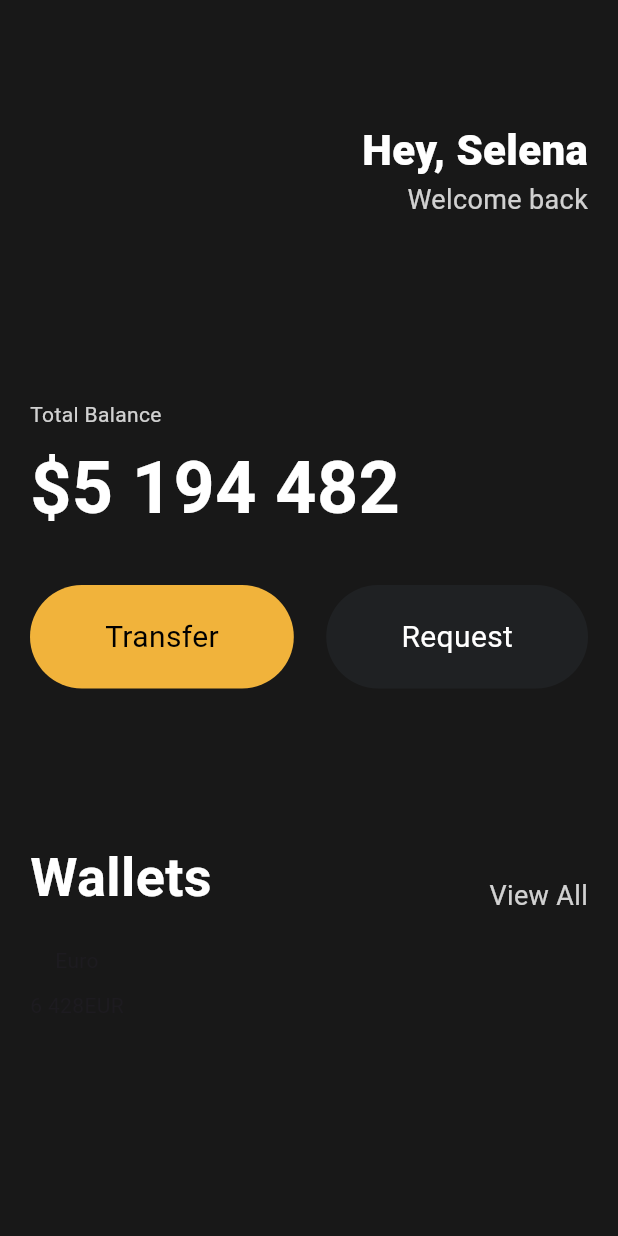
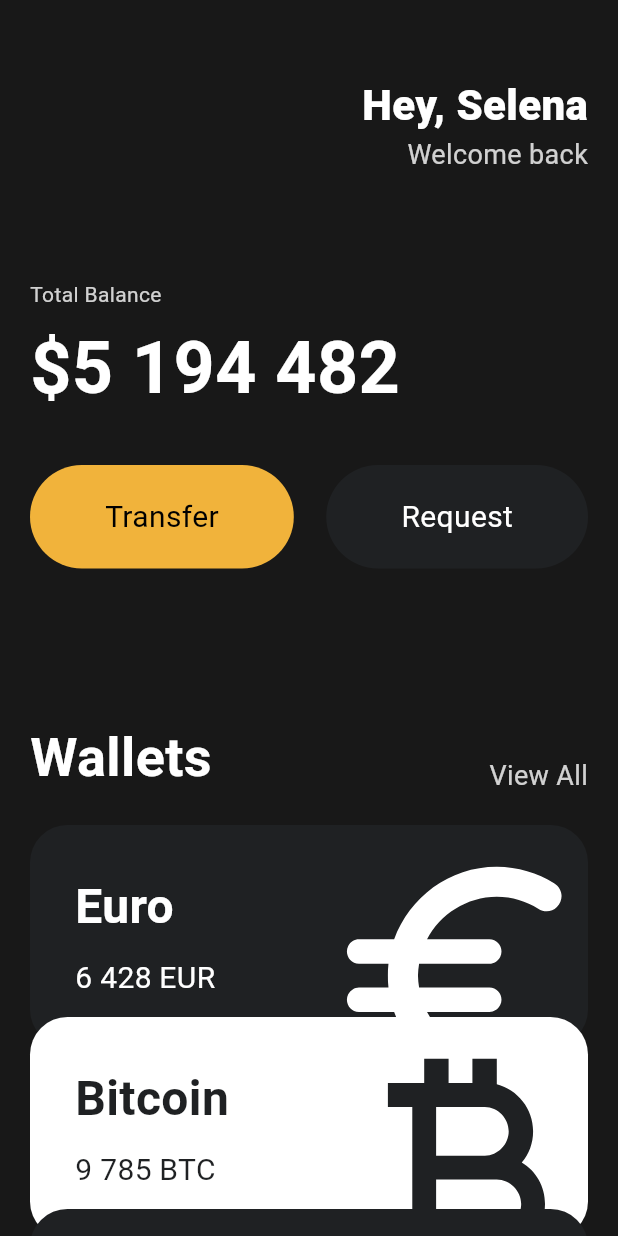
Before and after one commit to wjdrkdudWkd/flutter-toonflix, a Flutter app: the screen it shows after launch, on a phone screen of 412 x 824 dp. Run offline on Flutter 3.47's test engine with Material 3 defaults, Android fonts, the phone set to English and light mode, and no system bars.

Commit message:
StatelessWidget

```diff
--- a/analysis_options.yaml
+++ b/analysis_options.yaml
@@ -7,6 +7,9 @@
 
 # The following line activates a set of recommended lints for Flutter apps,
 # packages, and plugins designed to encourage good coding practices.
+analyzer:
+  errors:
+    unused_local_variable: ignore
 include: package:flutter_lints/flutter.yaml
 
 linter:
--- a/lib/main.dart
+++ b/lib/main.dart
@@ -1,6 +1,7 @@
 import 'package:flutter/cupertino.dart';
 import 'package:flutter/material.dart';
 import 'package:toonflix/widgets/button.dart';
+import 'package:toonflix/widgets/currency_card.dart';
 
 class Player {
   String name;
@@ -9,7 +10,6 @@
 }
 
 void main() {
-  var galoong = Player('galoong');
   runApp(const App());
 }
 
@@ -21,13 +21,14 @@
     return MaterialApp(
       home: Scaffold(
         backgroundColor: const Color(0xFF181818),
-        body: Padding(
+        body: SingleChildScrollView(
+          child: Padding(
             padding: const EdgeInsets.symmetric(horizontal: 20),
             child: Column(
               crossAxisAlignment: CrossAxisAlignment.start,
               children: [
                 const SizedBox(
-                height: 80,
+                  height: 50,
                 ),
                 Row(
                   mainAxisAlignment: MainAxisAlignment.end,
@@ -55,7 +56,7 @@
                   ],
                 ),
                 const SizedBox(
-                height: 120,
+                  height: 70,
                 ),
                 Text(
                   'Total Balance',
@@ -120,30 +121,38 @@
                 const SizedBox(
                   height: 20,
                 ),
-              Container(
-                child: const Row(
-                  children: [
-                    Column(
-                      children: [
-                        Text('Euro'),
-                        SizedBox(
-                          height: 10,
+                const CurrencyCard(
+                  name: 'Euro',
+                  code: 'EUR',
+                  amount: '6 428',
+                  icon: Icons.euro_rounded,
+                  isInverted: false,
                 ),
-                        Row(
-                          children: [
-                            Text('6 428'),
-                            Text('EUR'),
-                          ],
+                Transform.translate(
+                  offset: const Offset(0, -20),
+                  child: const CurrencyCard(
+                    name: 'Bitcoin',
+                    code: 'BTC',
+                    amount: '9 785',
+                    icon: Icons.currency_bitcoin,
+                    isInverted: true,
                   ),
-                      ],
                 ),
-                  ],
+                Transform.translate(
+                  offset: const Offset(0, -40),
+                  child: const CurrencyCard(
+                    name: 'Dollar',
+                    code: 'USD',
+                    amount: '428',
+                    icon: Icons.attach_money_outlined,
+                    isInverted: false,
                   ),
                 ),
               ],
             ),
           ),
         ),
+      ),
     );
   }
 }
--- /dev/null
+++ b/lib/widgets/currency_card.dart
@@ -0,0 +1,85 @@
+import 'package:flutter/material.dart';
+
+class CurrencyCard extends StatelessWidget {
+  final String name, code, amount;
+  final IconData icon;
+  final bool isInverted;
+
+  final _blackColor = const Color(0xFF1F2123);
+
+  const CurrencyCard({
+    super.key,
+    required this.name,
+    required this.code,
+    required this.amount,
+    required this.icon,
+    required this.isInverted,
+  });
+
+  @override
+  Widget build(BuildContext context) {
+    return Container(
+      clipBehavior: Clip.hardEdge,
+      decoration: BoxDecoration(
+        color: isInverted ? Colors.white : _blackColor,
+        borderRadius: BorderRadius.circular(25),
+      ),
+      child: Padding(
+        padding: const EdgeInsets.all(30),
+        child: Row(
+          mainAxisAlignment: MainAxisAlignment.spaceBetween,
+          children: [
+            Column(
+              crossAxisAlignment: CrossAxisAlignment.start,
+              children: [
+                Text(
+                  name,
+                  style: TextStyle(
+                    color: isInverted ? _blackColor : Colors.white,
+                    fontSize: 32,
+                    fontWeight: FontWeight.w600,
+                  ),
+                ),
+                const SizedBox(
+                  height: 10,
+                ),
+                Row(
+                  children: [
+                    Text(
+                      amount,
+                      style: TextStyle(
+                        color: isInverted ? _blackColor : Colors.white,
+                        fontSize: 20,
+                      ),
+                    ),
+                    const SizedBox(
+                      width: 5,
+                    ),
+                    Text(
+                      code,
+                      style: TextStyle(
+                        color: isInverted ? _blackColor : Colors.white,
+                        fontSize: 20,
+                      ),
+                    ),
+                  ],
+                ),
+              ],
+            ),
+            Transform.scale(
+              scale: 2.2,
+              child: Transform.translate(
+                offset: const Offset(-5, 12),
+                child: Icon(
+                  icon,
+                  color: isInverted ? _blackColor : Colors.white,
+                  size: 88,
+                ),
+              ),
+            ),
+          ],
+        ),
+      ),
+    );
+  }
+}
```
Lines whose indentation alone changed are shown as unchanged.
